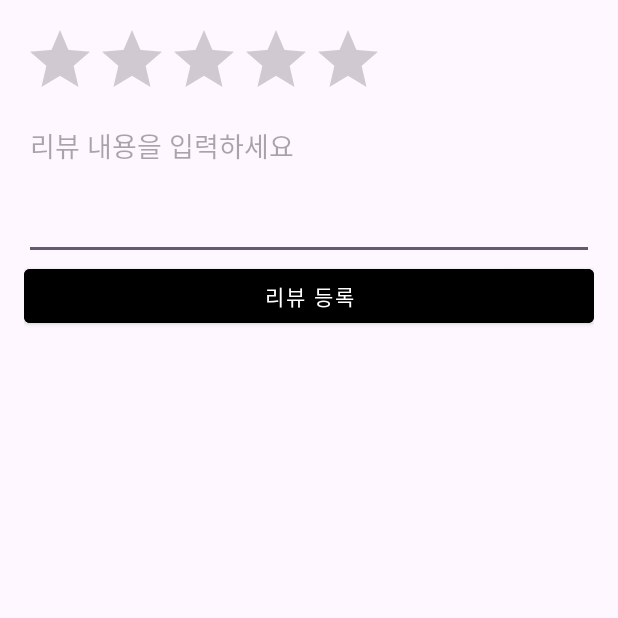
After one commit to Artrip-docent/artrip-frontend, an Android app: the ReviewWriteActivity screen opened directly, with no data from a screen before it, on a phone screen of 412 x 824 dp, the top half of it. The commit adds this screen. Run offline under Robolectric (Android 15) with nearby library versions, the phone set to English and light mode, and no system bars.

Commit message:
feat: 게시판//리뷰업로드 기능 추가

```diff
--- a/app/src/main/java/com/example/docent/ApiService.kt
+++ b/app/src/main/java/com/example/docent/ApiService.kt
@@ -36,4 +36,6 @@ interface ApiService {
     @GET("api/reviews/reviews/")
     fun getReviewsByExhibition(@Query("exhibition") exhibitionId: Int): Call<List<Review>>
 
+    @POST("api/reviews/reviews/")
+    fun postReview(@Body reviewRequest: ReviewRequest): Call<Review>
 }
--- /dev/null
+++ b/app/src/main/java/com/example/docent/ReviewWriteActivity.kt
@@ -0,0 +1,59 @@
+package com.example.docent
+
+import android.content.Intent
+import android.os.Bundle
+import android.widget.*
+import androidx.appcompat.app.AppCompatActivity
+import android.util.Log
+import retrofit2.Call
+import retrofit2.Callback
+import retrofit2.Response
+
+class ReviewWriteActivity : AppCompatActivity() {
+
+    override fun onCreate(savedInstanceState: Bundle?) {
+        super.onCreate(savedInstanceState)
+        setContentView(R.layout.activity_review_write)
+
+        val ratingBar = findViewById<RatingBar>(R.id.ratingBar)
+        val reviewEditText = findViewById<EditText>(R.id.reviewEditText)
+        val submitButton = findViewById<Button>(R.id.submitReviewButton)
+
+        val exhibitionId = intent.getIntExtra("EXHIBITION_ID", -1)
+
+
+        submitButton.setOnClickListener {
+            val content = reviewEditText.text.toString().trim()
+            val rating = ratingBar.rating
+
+            if (content.isEmpty() || rating == 0f) {
+                Toast.makeText(this, "리뷰와 평점을 모두 입력하세요.", Toast.LENGTH_SHORT).show()
+                return@setOnClickListener
+            }
+
+            if (exhibitionId == -1) {
+                Toast.makeText(this, "유효하지 않은 전시회입니다.", Toast.LENGTH_SHORT).show()
+                return@setOnClickListener
+            }
+
+            val request = ReviewRequest(exhibition = exhibitionId, content = content, rating = rating)
+
+            RetrofitClient.instance.postReview(request).enqueue(object : Callback<Review> {
+                override fun onResponse(call: Call<Review>, response: Response<Review>) {
+                    if (response.isSuccessful) {
+                        Toast.makeText(this@ReviewWriteActivity, "리뷰가 등록되었습니다.", Toast.LENGTH_SHORT).show()
+                        finish()
+                    } else {
+                            Toast.makeText(this@ReviewWriteActivity, "등록 실패: ${response.code()}", Toast.LENGTH_SHORT).show()
+                    }
+                }
+
+                override fun onFailure(call: Call<Review>, t: Throwable) {
+                    Toast.makeText(this@ReviewWriteActivity, "네트워크 오류: ${t.message}", Toast.LENGTH_SHORT).show()
+                    Log.e("ReviewWrite", "onFailure: ${t.message}")
+                }
+            })
+        }
+
+    }
+}
--- /dev/null
+++ b/app/src/main/res/layout/activity_review_write.xml
@@ -0,0 +1,28 @@
+<LinearLayout xmlns:android="http://schemas.android.com/apk/res/android"
+    android:orientation="vertical" android:layout_width="match_parent"
+    android:layout_height="match_parent" android:padding="16dp">
+
+    <RatingBar
+        android:id="@+id/ratingBar"
+        android:numStars="5"
+        android:stepSize="1"
+        android:layout_width="wrap_content"
+        android:layout_height="wrap_content" />
+
+    <EditText
+        android:id="@+id/reviewEditText"
+        android:hint="리뷰 내용을 입력하세요"
+        android:layout_width="match_parent"
+        android:layout_height="wrap_content"
+        android:minHeight="100dp"
+        android:gravity="top"
+        android:inputType="textMultiLine" />
+
+    <Button
+        android:id="@+id/submitReviewButton"
+        android:text="리뷰 등록"
+        android:layout_width="match_parent"
+        android:layout_height="wrap_content"
+        android:backgroundTint="#000000" />
+
+</LinearLayout>
```
Also changed, not shown: app/src/main/AndroidManifest.xml (+7 -8 lines), app/src/main/java/com/example/docent/ReviewActivity.kt (+15 -0 lines), app/src/main/java/com/example/docent/ReviewRequest.kt (added, +7 -0 lines), app/src/main/res/layout/activity_review.xml (+30 -3 lines).
